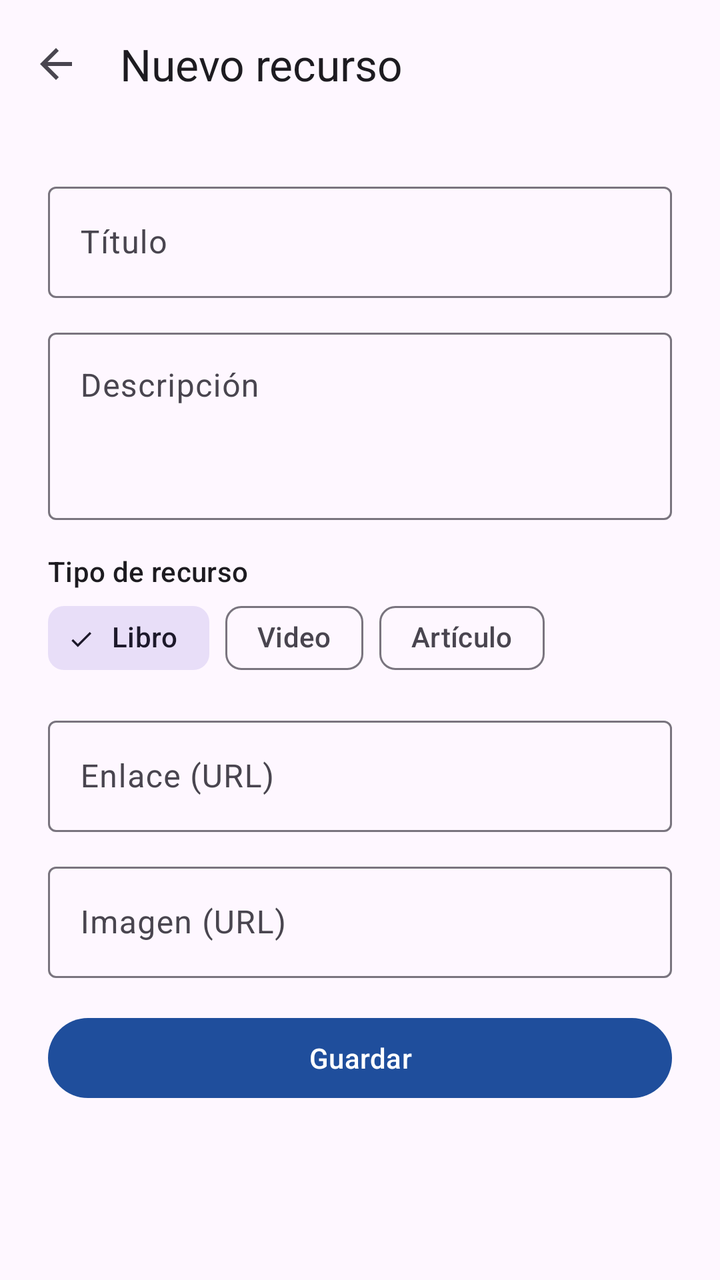
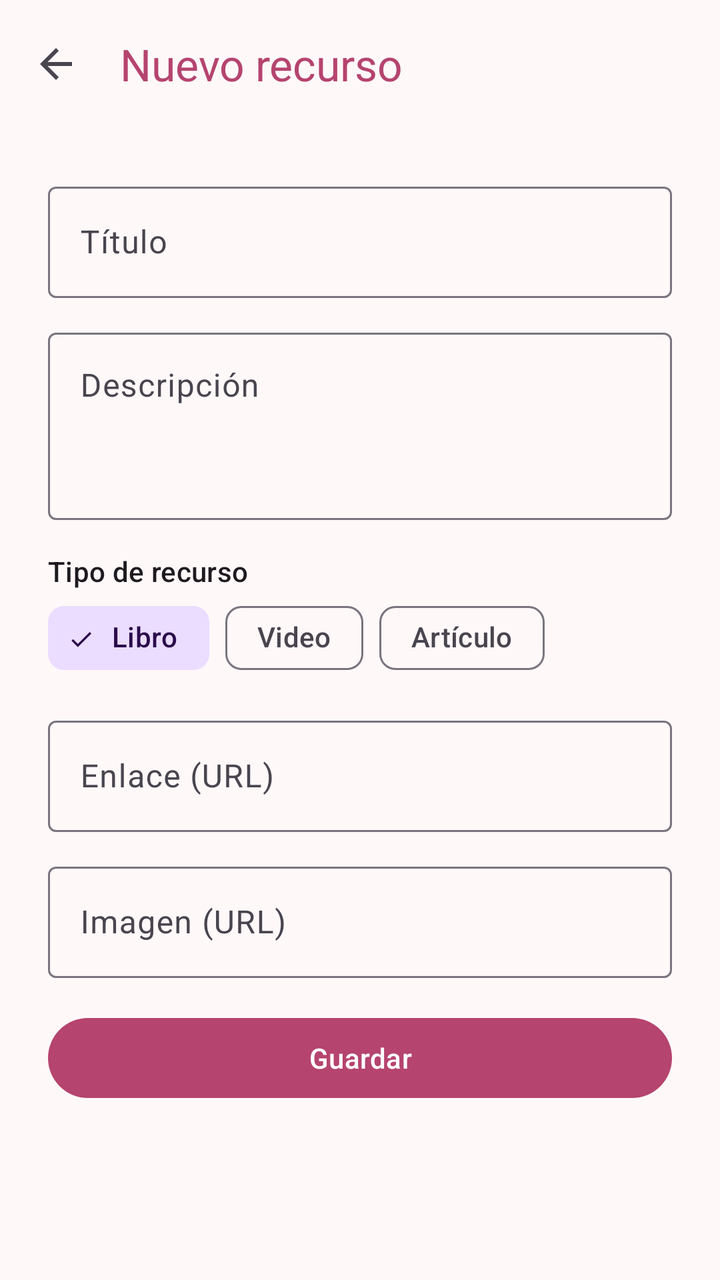

An Android layout rendered at two revisions. The XML below is the earlier revision; the diff shows what the commit changed to produce the second picture.
<!-- AndroidManifest.xml: application theme Theme.RecursosDeAprendizaje -->
<!-- res/layout/activity_recurso_form.xml -->
<?xml version="1.0" encoding="utf-8"?>
<LinearLayout xmlns:android="http://schemas.android.com/apk/res/android"
    xmlns:app="http://schemas.android.com/apk/res-auto"
    android:layout_width="match_parent"
    android:layout_height="match_parent"
    android:fitsSystemWindows="true"
    android:orientation="vertical">

    <com.google.android.material.appbar.MaterialToolbar
        android:id="@+id/toolbar"
        android:layout_width="match_parent"
        android:layout_height="?attr/actionBarSize"
        app:navigationIcon="?attr/homeAsUpIndicator"
        app:title="@string/form_titulo_nuevo" />

    <ScrollView
        android:layout_width="match_parent"
        android:layout_height="0dp"
        android:layout_weight="1"
        android:fillViewport="true">

        <LinearLayout
            android:layout_width="match_parent"
            android:layout_height="wrap_content"
            android:orientation="vertical"
            android:padding="24dp">

            <com.google.android.material.textfield.TextInputLayout
                android:id="@+id/tilTitulo"
                style="@style/Widget.Material3.TextInputLayout.OutlinedBox"
                android:layout_width="match_parent"
                android:layout_height="wrap_content"
                android:hint="@string/campo_titulo">

                <com.google.android.material.textfield.TextInputEditText
                    android:id="@+id/etTitulo"
                    android:layout_width="match_parent"
                    android:layout_height="wrap_content"
                    android:inputType="textCapSentences" />
            </com.google.android.material.textfield.TextInputLayout>

            <com.google.android.material.textfield.TextInputLayout
                android:id="@+id/tilDescripcion"
                style="@style/Widget.Material3.TextInputLayout.OutlinedBox"
                android:layout_width="match_parent"
                android:layout_height="wrap_content"
                android:layout_marginTop="12dp"
                android:hint="@string/campo_descripcion">

                <com.google.android.material.textfield.TextInputEditText
                    android:id="@+id/etDescripcion"
                    android:layout_width="match_parent"
                    android:layout_height="wrap_content"
                    android:gravity="top|start"
                    android:inputType="textMultiLine|textCapSentences"
                    android:minLines="3" />
            </com.google.android.material.textfield.TextInputLayout>

            <TextView
                android:layout_width="wrap_content"
                android:layout_height="wrap_content"
                android:layout_marginTop="16dp"
                android:text="@string/campo_tipo"
                android:textAppearance="?attr/textAppearanceTitleSmall" />

            <com.google.android.material.chip.ChipGroup
                android:id="@+id/chipGroupTipo"
                android:layout_width="match_parent"
                android:layout_height="wrap_content"
                app:selectionRequired="true"
                app:singleSelection="true">

                <com.google.android.material.chip.Chip
                    android:id="@+id/chipFormLibro"
                    style="@style/Widget.Material3.Chip.Filter"
                    android:layout_width="wrap_content"
                    android:layout_height="wrap_content"
                    android:checked="true"
                    android:text="@string/tipo_libro" />

                <com.google.android.material.chip.Chip
                    android:id="@+id/chipFormVideo"
                    style="@style/Widget.Material3.Chip.Filter"
                    android:layout_width="wrap_content"
                    android:layout_height="wrap_content"
                    android:text="@string/tipo_video" />

                <com.google.android.material.chip.Chip
                    android:id="@+id/chipFormArticulo"
                    style="@style/Widget.Material3.Chip.Filter"
                    android:layout_width="wrap_content"
                    android:layout_height="wrap_content"
                    android:text="@string/tipo_articulo" />
            </com.google.android.material.chip.ChipGroup>

            <com.google.android.material.textfield.TextInputLayout
                android:id="@+id/tilEnlace"
                style="@style/Widget.Material3.TextInputLayout.OutlinedBox"
                android:layout_width="match_parent"
                android:layout_height="wrap_content"
                android:layout_marginTop="12dp"
                android:hint="@string/campo_enlace">

                <com.google.android.material.textfield.TextInputEditText
                    android:id="@+id/etEnlace"
                    android:layout_width="match_parent"
                    android:layout_height="wrap_content"
                    android:inputType="textUri" />
            </com.google.android.material.textfield.TextInputLayout>

            <com.google.android.material.textfield.TextInputLayout
                android:id="@+id/tilImagen"
                style="@style/Widget.Material3.TextInputLayout.OutlinedBox"
                android:layout_width="match_parent"
                android:layout_height="wrap_content"
                android:layout_marginTop="12dp"
                android:hint="@string/campo_imagen">

                <com.google.android.material.textfield.TextInputEditText
                    android:id="@+id/etImagen"
                    android:layout_width="match_parent"
                    android:layout_height="wrap_content"
                    android:inputType="textUri" />
            </com.google.android.material.textfield.TextInputLayout>

            <com.google.android.material.progressindicator.CircularProgressIndicator
                android:id="@+id/progress"
                android:layout_width="wrap_content"
                android:layout_height="wrap_content"
                android:layout_gravity="center_horizontal"
                android:layout_marginTop="16dp"
                android:indeterminate="true"
                android:visibility="gone" />

            <com.google.android.material.button.MaterialButton
                android:id="@+id/btnGuardar"
                android:layout_width="match_parent"
                android:layout_height="wrap_content"
                android:layout_marginTop="16dp"
                android:text="@string/form_guardar" />
        </LinearLayout>
    </ScrollView>
</LinearLayout>
<!-- resources referenced by this layout -->
<resources>
  <string name="campo_descripcion">Descripción</string>
  <string name="campo_enlace">Enlace (URL)</string>
  <string name="campo_imagen">Imagen (URL)</string>
  <string name="campo_tipo">Tipo de recurso</string>
  <string name="campo_titulo">Título</string>
  <string name="form_guardar">Guardar</string>
  <string name="form_titulo_nuevo">Nuevo recurso</string>
  <string name="tipo_articulo">Artículo</string>
  <string name="tipo_libro">Libro</string>
  <string name="tipo_video">Video</string>
  <style name="Theme.RecursosDeAprendizaje" parent="Base.Theme.RecursosDeAprendizaje" />
  <style name="Base.Theme.RecursosDeAprendizaje" parent="Theme.Material3.DayNight.NoActionBar">
          <item name="colorPrimary">@color/primario</item>
      </style>
  <color name="primario">#1F4E9C</color>
</resources>

<!-- the commit's change to res/layout/activity_recurso_form.xml (unified diff, before → after) -->
@@ -11,7 +11,9 @@
         android:layout_width="match_parent"
         android:layout_height="?attr/actionBarSize"
         app:navigationIcon="?attr/homeAsUpIndicator"
-        app:title="@string/form_titulo_nuevo" />
+        app:title="@string/form_titulo_nuevo"
+        app:titleTextColor="?attr/colorPrimary"
+        app:subtitleTextColor="?attr/colorSecondary" />
 
     <ScrollView
         android:layout_width="match_parent"
<!-- resource entries referenced after the edit -->
@@ -12,8 +12,41 @@
   <string name="tipo_video">Video</string>
   <style name="Theme.RecursosDeAprendizaje" parent="Base.Theme.RecursosDeAprendizaje" />
   <style name="Base.Theme.RecursosDeAprendizaje" parent="Theme.Material3.DayNight.NoActionBar">
-          <item name="colorPrimary">@color/primario</item>
+          <item name="colorPrimary">@color/rosa</item>
+          <item name="colorOnPrimary">@color/white</item>
+          <item name="colorPrimaryContainer">@color/rosa_claro</item>
+          <item name="colorOnPrimaryContainer">#3E0021</item>
+          <item name="colorSecondary">@color/lila</item>
+          <item name="colorOnSecondary">@color/white</item>
+          <item name="colorSecondaryContainer">@color/lila_claro</item>
+          <item name="colorOnSecondaryContainer">#2A0A4A</item>
+          <item name="android:colorBackground">@color/rosa_fondo</item>
+          <item name="colorSurface">@color/rosa_fondo</item>
+          <item name="colorSurfaceContainerLow">@color/rosa_superficie</item>
+          <item name="colorSurfaceContainer">@color/rosa_superficie</item>
+          <item name="colorSurfaceContainerHigh">@color/rosa_claro</item>
+          <item name="shapeAppearanceSmallComponent">@style/ShapeAppearance.App.Small</item>
+          <item name="shapeAppearanceMediumComponent">@style/ShapeAppearance.App.Medium</item>
+          <item name="shapeAppearanceLargeComponent">@style/ShapeAppearance.App.Large</item>
       </style>
-  <color name="primario">#1F4E9C</color>
+  <color name="rosa">#B5446E</color>
+  <color name="white">#FFFFFFFF</color>
+  <color name="rosa_claro">#FFD9E3</color>
+  <color name="lila">#7E5A9B</color>
+  <color name="lila_claro">#EBDDFF</color>
+  <color name="rosa_fondo">#FFF8F9</color>
+  <color name="rosa_superficie">#FDECF0</color>
+  <style name="ShapeAppearance.App.Small" parent="ShapeAppearance.Material3.SmallComponent">
+          <item name="cornerFamily">rounded</item>
+          <item name="cornerSize">16dp</item>
+      </style>
+  <style name="ShapeAppearance.App.Medium" parent="ShapeAppearance.Material3.MediumComponent">
+          <item name="cornerFamily">rounded</item>
+          <item name="cornerSize">24dp</item>
+      </style>
+  <style name="ShapeAppearance.App.Large" parent="ShapeAppearance.Material3.LargeComponent">
+          <item name="cornerFamily">rounded</item>
+          <item name="cornerSize">28dp</item>
+      </style>
 </resources>
 
